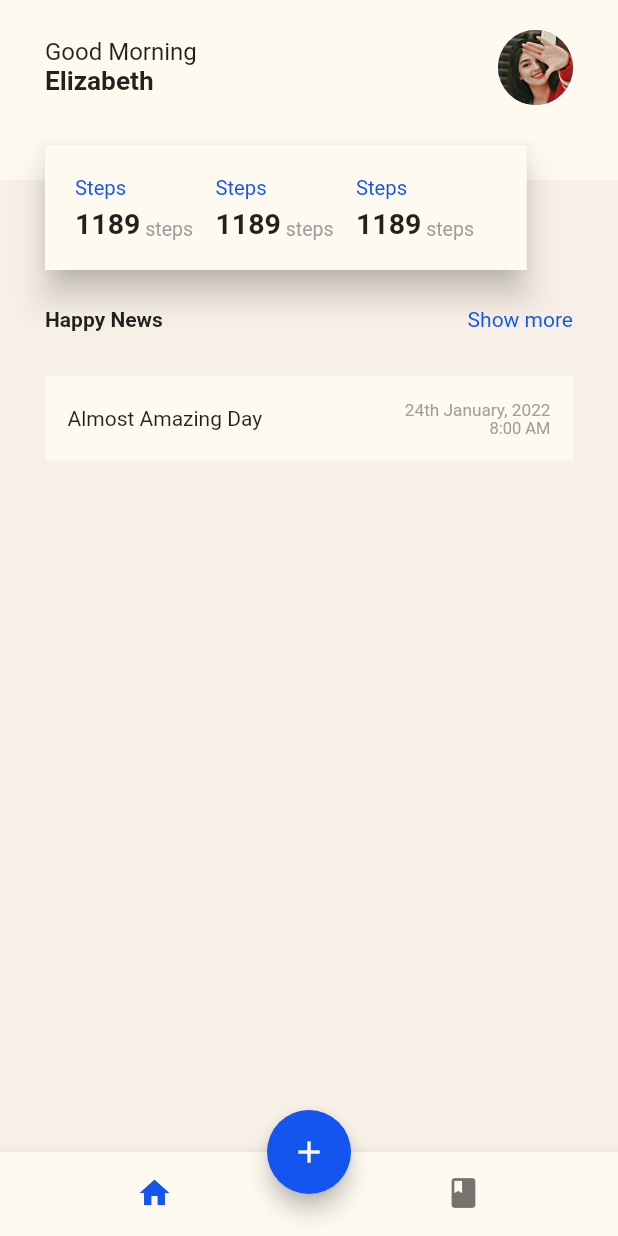
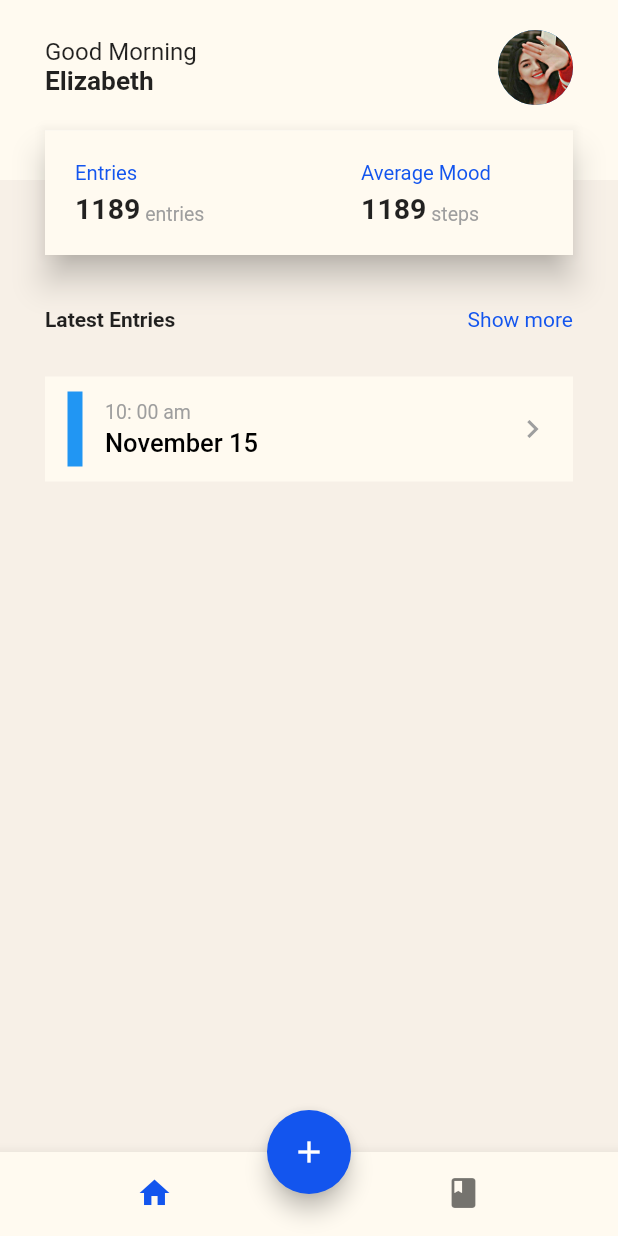
Before and after one commit to janprince/diario, a Flutter app: the screen it shows after launch, on a phone screen of 412 x 824 dp. Run offline on Flutter 3.47's test engine with Material 2 defaults, Android fonts, the phone set to English and light mode, and no system bars; our stand-ins replace sqflite; accounts and stored records are empty.

Commit message:
added fonts, updated pubspec and home UI

```diff
--- a/lib/main.dart
+++ b/lib/main.dart
@@ -28,7 +28,7 @@ class DiaryApp extends StatelessWidget {
   @override
   Widget build(BuildContext context) {
     return MaterialApp(
-      theme: ThemeData(scaffoldBackgroundColor: kPrimary),
+      theme: ThemeData(scaffoldBackgroundColor: kPrimary, fontFamily: "Roboto"),
       home: Mobile(),
       // routes: {
       //   "/": (context) => Mobile(),
--- a/lib/pages/entry.dart
+++ b/lib/pages/entry.dart
@@ -76,7 +76,7 @@ class _EntryPageState extends State<EntryPage> {
                     child: GestureDetector(
                       onTap: () => Navigator.pop(context),
                       child: Icon(
-                        Icons.arrow_back,
+                        Icons.chevron_left,
                         color: Colors.grey,
                       ),
                     ),
--- a/lib/pages/home.dart
+++ b/lib/pages/home.dart
@@ -98,16 +98,16 @@ class Home extends StatelessWidget {
                 ),
               ),
               Positioned(
-                bottom: -60,
+                bottom: -50,
                 left: 30,
-                // right: 40,
+                right: 30,
                 child: Material(
                   elevation: 9,
                   child: Container(
                     padding: EdgeInsets.all(20),
                     color: kPrimary,
                     child: Row(
-                      mainAxisAlignment: MainAxisAlignment.spaceAround,
+                      mainAxisAlignment: MainAxisAlignment.spaceBetween,
                       children: [
                         Container(
                           margin: EdgeInsets.only(right: 15),
@@ -117,7 +117,7 @@ class Home extends StatelessWidget {
                               Padding(
                                 padding: const EdgeInsets.only(bottom: 5),
                                 child: Text(
-                                  "Steps",
+                                  "Entries",
                                   style:
                                       TextStyle(fontSize: 13.5, color: kBlue),
                                 ),
@@ -132,7 +132,7 @@ class Home extends StatelessWidget {
                                         fontWeight: FontWeight.bold),
                                   ),
                                   Text(
-                                    " steps",
+                                    " entries",
                                     style: TextStyle(
                                         fontSize: 13, color: Colors.grey),
                                   )
@@ -140,6 +140,9 @@ class Home extends StatelessWidget {
                               )
                             ],
                           ),
+                        ),
+                        SizedBox(
+                          width: 50,
                         ),
                         Container(
                           margin: EdgeInsets.only(right: 15),
@@ -149,7 +152,7 @@ class Home extends StatelessWidget {
                               Padding(
                                 padding: const EdgeInsets.only(bottom: 5),
                                 child: Text(
-                                  "Steps",
+                                  "Average Mood",
                                   style:
                                       TextStyle(fontSize: 13.5, color: kBlue),
                                 ),
@@ -174,38 +177,6 @@ class Home extends StatelessWidget {
                           ),
                         ),
                         Divider(color: Colors.grey),
-                        Container(
-                          margin: EdgeInsets.only(right: 15),
-                          child: Column(
-                            crossAxisAlignment: CrossAxisAlignment.start,
-                            children: [
-                              Padding(
-                                padding: const EdgeInsets.only(bottom: 5),
-                                child: Text(
-                                  "Steps",
-                                  style:
-                                      TextStyle(fontSize: 13.5, color: kBlue),
-                                ),
-                              ),
-                              Row(
-                                crossAxisAlignment: CrossAxisAlignment.end,
-                                children: [
-                                  Text(
-                                    "1189",
-                                    style: TextStyle(
-                                        fontSize: 19,
-                                        fontWeight: FontWeight.bold),
-                                  ),
-                                  Text(
-                                    " steps",
-                                    style: TextStyle(
-                                        fontSize: 13, color: Colors.grey),
-                                  )
-                                ],
-                              )
-                            ],
-                          ),
-                        ),
                       ],
                     ),
                   ),
@@ -223,7 +194,7 @@ class Home extends StatelessWidget {
                     mainAxisAlignment: MainAxisAlignment.spaceBetween,
                     children: [
                       Text(
-                        "Happy News",
+                        "Latest Entries",
                         style: TextStyle(
                             fontWeight: FontWeight.bold, fontSize: 14),
                       ),
@@ -237,29 +208,42 @@ class Home extends StatelessWidget {
                   ),
                 ),
                 Container(
-                  padding: EdgeInsets.all(15),
-                  decoration: BoxDecoration(
-                    color: kPrimary,
-                  ),
+                  padding: EdgeInsets.symmetric(horizontal: 15, vertical: 10),
+                  color: kPrimary,
                   child: Row(
-                    mainAxisAlignment: MainAxisAlignment.spaceBetween,
+                    // mainAxisAlignment: MainAxisAlignment.spaceBetween,
                     children: [
-                      Expanded(
-                        child: Container(child: Text("Almost Amazing Day")),
+                      Container(
+                        margin: EdgeInsets.only(right: 15),
+                        width: 10,
+                        height: 50,
+                        color: Colors.blue,
                       ),
                       Column(
-                        crossAxisAlignment: CrossAxisAlignment.end,
+                        crossAxisAlignment: CrossAxisAlignment.start,
                         children: [
-                          Text(
-                            "24th January, 2022",
-                            style:
-                                TextStyle(fontSize: 11.5, color: Colors.grey),
+                          Container(
+                            margin: EdgeInsets.only(bottom: 3),
+                            child: Text(
+                              "10: 00 am",
+                              style:
+                                  TextStyle(color: Colors.grey, fontSize: 13),
+                            ),
                           ),
                           Text(
-                            "8:00 AM",
-                            style: TextStyle(fontSize: 11, color: Colors.grey),
+                            'November 15',
+                            style: TextStyle(
+                                fontSize: 17,
+                                color: Colors.black,
+                                fontFamily: "Roboto",
+                                fontWeight: FontWeight.w500),
                           )
                         ],
+                      ),
+                      Spacer(),
+                      Icon(
+                        Icons.chevron_right,
+                        color: Colors.grey,
                       )
                     ],
                   ),
```
Also changed, not shown: pubspec.yaml (+10 -11 lines), fonts/Roboto-Black.ttf (added), fonts/Roboto-BlackItalic.ttf (added), fonts/Roboto-Bold.ttf (added), fonts/Roboto-BoldItalic.ttf (added), fonts/Roboto-Italic.ttf (added), fonts/Roboto-Light.ttf (added), fonts/Roboto-LightItalic.ttf (added), fonts/Roboto-Medium.ttf (added), fonts/Roboto-MediumItalic.ttf (added), fonts/Roboto-Regular.ttf (added), fonts/Roboto-Thin.ttf (added), fonts/Roboto-ThinItalic.ttf (added).
